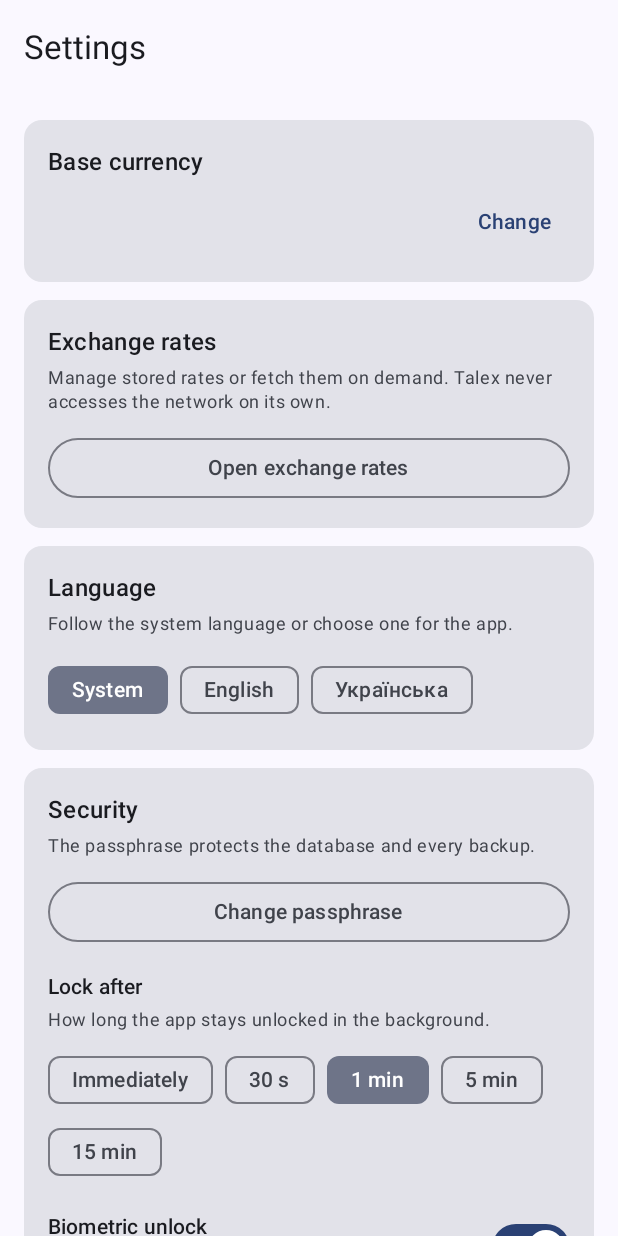
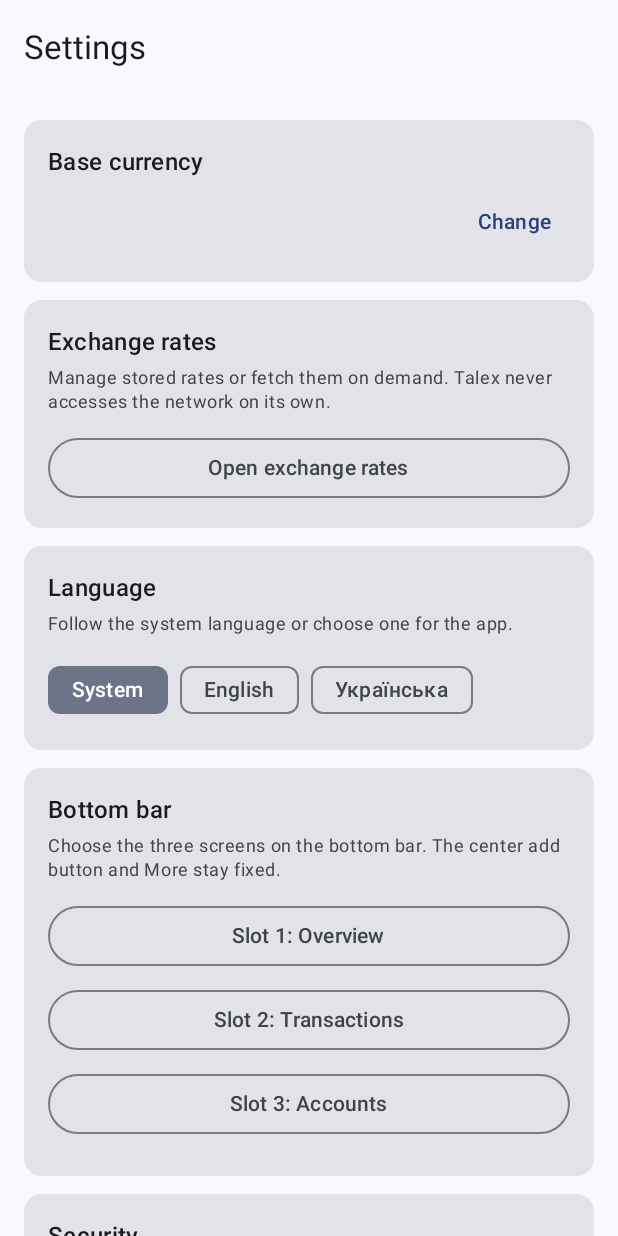
Before and after one commit to flassuu/talex-finance, an Android app built with Jetpack Compose: the composable SettingsScreen shown on its own in the app's theme, on a phone screen of 412 x 824 dp. Run offline under Robolectric (Android 15) with nearby library versions, the phone set to English and light mode, and no system bars; our stand-ins replace Dagger/Hilt's generated code, Room's generated code; libraries missing offline, so code that uses them is left out: net.zetetic.database.

Commit message:
feat: add configurable bottom bar slots
Let the user place any main destination, including Settings, in one of three bottom-bar slots. The center quick-add and More stay fixed, slots never duplicate, and the choice is stored in plaintext preferences outside the encrypted database. Record the decision as ADR-0034 and resolve Q-041.

```diff
--- a/app/src/main/java/io/github/flassuu/talex/feature/app/AppViewModel.kt
+++ b/app/src/main/java/io/github/flassuu/talex/feature/app/AppViewModel.kt
@@ -4,6 +4,7 @@ import androidx.lifecycle.ViewModel
 import androidx.lifecycle.viewModelScope
 import dagger.hilt.android.lifecycle.HiltViewModel
 import io.github.flassuu.talex.core.result.Outcome
+import io.github.flassuu.talex.data.preferences.NavigationPreferences
 import io.github.flassuu.talex.data.session.AppSessionManager
 import io.github.flassuu.talex.data.session.LockState
 import io.github.flassuu.talex.domain.usecase.GenerateRecurringUseCase
@@ -21,9 +22,13 @@ class AppViewModel @Inject constructor(
     session: AppSessionManager,
     private val seedCategories: SeedCategoriesUseCase,
     private val generateRecurring: GenerateRecurringUseCase,
+    navigationPreferences: NavigationPreferences,
 ) : ViewModel() {
 
     val lockState: StateFlow<LockState> = session.state
+
+    /** Three bottom-bar slots, available before the database is opened (ADR-0034). */
+    val navigationSlots: StateFlow<List<String>> = navigationPreferences.slots
 
     private val _isDemo = MutableStateFlow(session.isDemoProfile())
     val isDemo: StateFlow<Boolean> = _isDemo.asStateFlow()
--- a/app/src/main/java/io/github/flassuu/talex/feature/settings/SettingsScreen.kt
+++ b/app/src/main/java/io/github/flassuu/talex/feature/settings/SettingsScreen.kt
@@ -5,6 +5,7 @@ import androidx.activity.compose.rememberLauncherForActivityResult
 import androidx.activity.result.contract.ActivityResultContracts
 import androidx.annotation.StringRes
 import androidx.compose.foundation.layout.Arrangement
+import androidx.compose.foundation.layout.Box
 import androidx.compose.foundation.layout.Column
 import androidx.compose.foundation.layout.ExperimentalLayoutApi
 import androidx.compose.foundation.layout.FlowRow
@@ -19,6 +20,8 @@ import androidx.compose.foundation.verticalScroll
 import androidx.compose.material3.AlertDialog
 import androidx.compose.material3.Button
 import androidx.compose.material3.Card
+import androidx.compose.material3.DropdownMenu
+import androidx.compose.material3.DropdownMenuItem
 import androidx.compose.material3.FilterChip
 import androidx.compose.material3.LinearProgressIndicator
 import androidx.compose.material3.MaterialTheme
@@ -32,7 +35,9 @@ import androidx.compose.material3.TextButton
 import androidx.compose.runtime.Composable
 import androidx.compose.runtime.LaunchedEffect
 import androidx.compose.runtime.getValue
+import androidx.compose.runtime.mutableStateOf
 import androidx.compose.runtime.remember
+import androidx.compose.runtime.setValue
 import androidx.compose.ui.Modifier
 import androidx.compose.ui.Alignment
 import androidx.compose.ui.platform.LocalContext
@@ -46,6 +51,7 @@ import io.github.flassuu.talex.core.locale.AppLanguage
 import io.github.flassuu.talex.core.result.AppError
 import io.github.flassuu.talex.core.security.LockTimeout
 import io.github.flassuu.talex.domain.repository.ImportReport
+import io.github.flassuu.talex.ui.component.NavDestination
 import io.github.flassuu.talex.ui.component.TalexScreen
 import io.github.flassuu.talex.ui.component.errorMessage
 
@@ -209,6 +215,30 @@ fun SettingsScreen(
                                 label = { Text(stringResource(language.labelRes())) },
                             )
                         }
+                    }
+                }
+            }
+
+            Card(modifier = Modifier.fillMaxWidth()) {
+                Column(modifier = Modifier.padding(16.dp)) {
+                    Text(
+                        text = stringResource(R.string.settings_bottom_bar_title),
+                        style = MaterialTheme.typography.titleMedium,
+                    )
+                    Spacer(Modifier.height(4.dp))
+                    Text(
+                        text = stringResource(R.string.settings_bottom_bar_hint),
+                        style = MaterialTheme.typography.bodySmall,
+                        color = MaterialTheme.colorScheme.onSurfaceVariant,
+                    )
+                    Spacer(Modifier.height(12.dp))
+                    state.navigationSlots.forEachIndexed { index, route ->
+                        SlotSelector(
+                            index = index,
+                            route = route,
+                            onSelect = { viewModel.setNavigationSlot(index, it) },
+                        )
+                        Spacer(Modifier.height(8.dp))
                     }
                 }
             }
@@ -622,6 +652,31 @@ private fun ImportReportDialog(report: ImportReport, onDismiss: () -> Unit) {
     )
 }
 
+@Composable
+private fun SlotSelector(index: Int, route: String, onSelect: (String) -> Unit) {
+    var expanded by remember { mutableStateOf(false) }
+    val current = NavDestination.fromRoute(route) ?: NavDestination.defaults[index]
+    Box(modifier = Modifier.fillMaxWidth()) {
+        OutlinedButton(onClick = { expanded = true }, modifier = Modifier.fillMaxWidth()) {
+            Text(
+                text = stringResource(R.string.settings_slot_label, index + 1) +
+                    ": " + stringResource(current.labelRes),
+            )
+        }
+        DropdownMenu(expanded = expanded, onDismissRequest = { expanded = false }) {
+            NavDestination.allowed.forEach { destination ->
+                DropdownMenuItem(
+                    text = { Text(stringResource(destination.labelRes)) },
+                    onClick = {
+                        onSelect(destination.route)
+                        expanded = false
+                    },
+                )
+            }
+        }
+    }
+}
+
 @StringRes
 private fun LockTimeout.labelRes(): Int = when (this) {
     LockTimeout.IMMEDIATELY -> R.string.lock_timeout_immediately
--- a/app/src/main/java/io/github/flassuu/talex/feature/settings/SettingsViewModel.kt
+++ b/app/src/main/java/io/github/flassuu/talex/feature/settings/SettingsViewModel.kt
@@ -16,6 +16,7 @@ import io.github.flassuu.talex.core.result.AppError
 import io.github.flassuu.talex.core.result.Outcome
 import io.github.flassuu.talex.core.security.LockTimeout
 import io.github.flassuu.talex.core.security.PassphrasePolicy
+import io.github.flassuu.talex.data.preferences.NavigationPreferences
 import io.github.flassuu.talex.data.security.SecurityPreferences
 import io.github.flassuu.talex.data.session.AppSessionManager
 import io.github.flassuu.talex.domain.repository.DataTransferRepository
@@ -38,6 +39,7 @@ class SettingsViewModel @Inject constructor(
     private val session: AppSessionManager,
     private val dataTransfer: DataTransferRepository,
     private val settingsRepository: SettingsRepository,
+    private val navigationPreferences: NavigationPreferences,
 ) : ViewModel() {
 
     data class UiMessage(
@@ -72,6 +74,7 @@ class SettingsViewModel @Inject constructor(
         val biometricAvailable: Boolean = false,
         val biometricEnabled: Boolean = false,
         val hideAmounts: Boolean = false,
+        val navigationSlots: List<String> = NavigationPreferences.DEFAULT,
         val isDemo: Boolean = false,
         val showDeleteDemoDialog: Boolean = false,
         val busy: Boolean = false,
@@ -106,8 +109,9 @@ class SettingsViewModel @Inject constructor(
     val uiState: StateFlow<UiState> = combine(
         settingsRepository.observeBaseCurrency(),
         settingsRepository.observeHideAmounts(),
+        navigationPreferences.slots,
         local,
-    ) { base, hideAmounts, state ->
+    ) { base, hideAmounts, slots, state ->
         UiState(
             baseCurrency = base?.value.orEmpty(),
             language = state.language,
@@ -115,6 +119,7 @@ class SettingsViewModel @Inject constructor(
             biometricAvailable = session.isBiometricAvailable(),
             biometricEnabled = state.biometricEnabled,
             hideAmounts = hideAmounts,
+            navigationSlots = slots,
             isDemo = session.isDemoProfile(),
             showDeleteDemoDialog = state.showDeleteDemoDialog,
             busy = state.busy,
@@ -151,6 +156,10 @@ class SettingsViewModel @Inject constructor(
 
     fun setHideAmounts(hidden: Boolean) {
         viewModelScope.launch { settingsRepository.setHideAmounts(hidden) }
+    }
+
+    fun setNavigationSlot(index: Int, route: String) {
+        navigationPreferences.setSlot(index, route)
     }
 
     fun startChangePassphrase() {
--- a/app/src/main/res/values/strings.xml
+++ b/app/src/main/res/values/strings.xml
@@ -283,6 +283,9 @@
     <string name="settings_base_currency">Base currency</string>
     <string name="settings_language_title">Language</string>
     <string name="settings_language_hint">Follow the system language or choose one for the app.</string>
+    <string name="settings_bottom_bar_title">Bottom bar</string>
+    <string name="settings_bottom_bar_hint">Choose the three screens on the bottom bar. The center add button and More stay fixed.</string>
+    <string name="settings_slot_label">Slot %1$d</string>
     <string name="language_system">System</string>
     <string name="language_english">English</string>
     <string name="language_ukrainian">Українська</string>
```
Also changed, not shown: app/src/main/java/io/github/flassuu/talex/core/navigation/RouteKeys.kt (added, +18 -0 lines), app/src/main/java/io/github/flassuu/talex/data/preferences/NavigationPreferences.kt (added, +93 -0 lines), app/src/main/java/io/github/flassuu/talex/ui/component/NavDestination.kt (added, +45 -0 lines), app/src/main/java/io/github/flassuu/talex/ui/navigation/Routes.kt (+12 -10 lines), app/src/main/java/io/github/flassuu/talex/ui/navigation/TalexApp.kt (+29 -38 lines), 7 other files.
